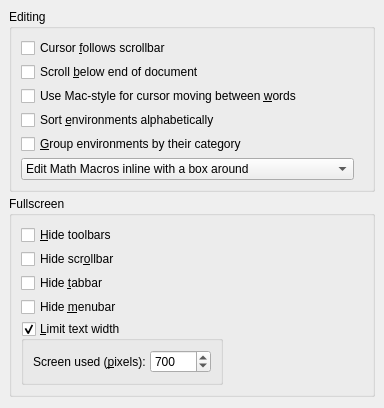
Qt form src/frontends/qt4/ui/PrefEditUi.ui (cburschka/lyx) before a commit.
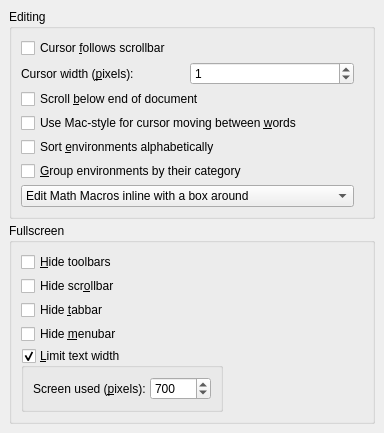
The same form after that commit.

Commit message: now the user has control over the width of the text cursor

```diff
--- a/src/frontends/qt4/ui/PrefEditUi.ui
+++ b/src/frontends/qt4/ui/PrefEditUi.ui
@@ -38,6 +38,36 @@
         </property>
        </widget>
       </item>
+      <item row="1" column="0" >
+        <layout class="QGridLayout" name="gridLayout_4" >
+         <item row="0" column="0" >
+          <widget class="QLabel" name="label_3" >
+           <property name="text" >
+            <string>Cursor width (&amp;pixels):</string>
+           </property>
+           <property name="buddy" >
+            <cstring>cursorWidthSB</cstring>
+           </property>
+          </widget>
+         </item>
+         <item row="0" column="1" >
+          <widget class="QSpinBox" name="cursorWidthSB" >
+           <property name="minimum" >
+            <number>0</number>
+           </property>
+           <property name="maximum" >
+            <number>10</number>
+           </property>
+           <property name="singleStep" >
+            <number>1</number>
+           </property>
+           <property name="value" >
+            <number>1</number>
+           </property>
+          </widget>
+         </item>
+        </layout>
+      </item>
       <item row="2" column="0" >
        <widget class="QCheckBox" name="scrollBelowCB" >
         <property name="text" >
```
The commit also changes 4 other files.
